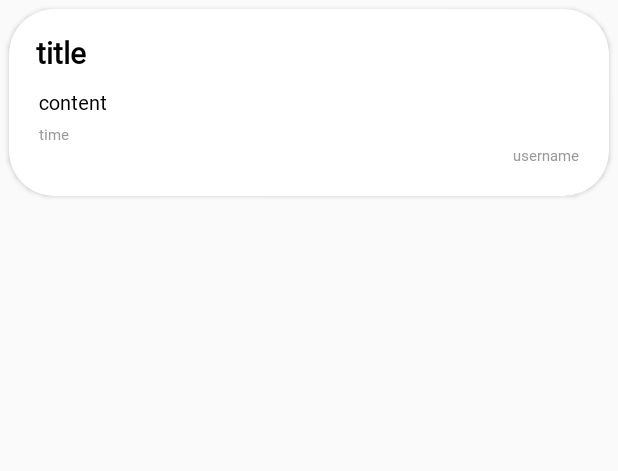
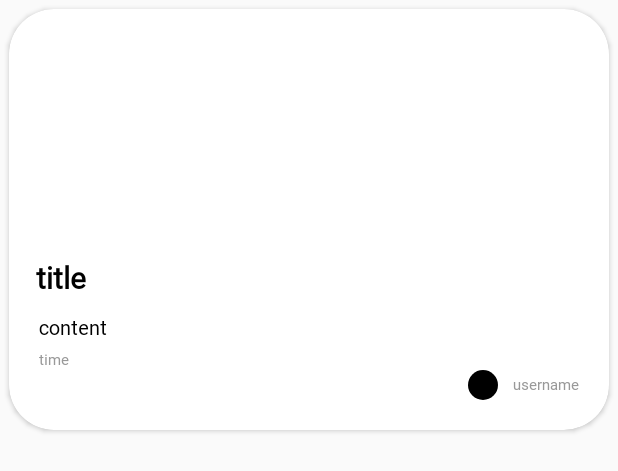
Before and after one commit to mju-teamproject-44/BlueLeaf, an Android app: the layout board_list_item.xml on its own in the app's theme, with its tools: preview values and no code run, on a phone screen of 412 x 824 dp. Shown: the top 471 px of the screen. Run offline under Robolectric (Android 15) with nearby library versions, the phone set to English and light mode, and no system bars.

Commit message:
DESIGN: 게시판 관련 디자인 추가 및 수정
- 게시글에 작성자 프로필 이미지 추가
- 댓글에 작성자 프로필 이미지 추가

```diff
--- a/app/src/main/java/com/example/blueleaf/utils/FBRef.kt
+++ b/app/src/main/java/com/example/blueleaf/utils/FBRef.kt
@@ -24,9 +24,6 @@ class FBRef {
 
         // borad 관련 주소
         val boardRef = database.getReference("board")
-        val boardInfoRef = database.getReference("board_information")
-        val boardShowRef = database.getReference("board_show")
-        val boardTransRef = database.getReference("board_transaction")
         val storageRef = Firebase.storage.reference
         val commentRef = database.getReference("comment")
     }
--- a/app/src/main/res/layout/board_list_item.xml
+++ b/app/src/main/res/layout/board_list_item.xml
@@ -8,8 +8,8 @@
     <androidx.cardview.widget.CardView
         android:layout_width="match_parent"
         android:layout_height="wrap_content"
-        app:cardCornerRadius="30dp"
-        android:layout_margin="6dp">
+        android:layout_margin="6dp"
+        app:cardCornerRadius="30dp">
 
         <LinearLayout
             android:id="@+id/itemView"
@@ -20,8 +20,9 @@
             <ImageView
                 android:id="@+id/imageArea"
                 android:layout_width="match_parent"
-                android:layout_height="wrap_content"
-                android:background="@android:color/transparent" />
+                android:layout_height="150dp"
+                android:background="@android:color/transparent"
+                android:scaleType="centerCrop" />
 
             <TextView
                 android:id="@+id/titleArea"
@@ -61,18 +62,29 @@
                 android:textColor="#999999"
                 android:textSize="10sp" />
 
-            <TextView
-                android:id="@+id/usernameArea"
+            <LinearLayout
                 android:layout_width="match_parent"
-                android:layout_height="wrap_content"
-                android:layout_marginLeft="100dp"
-                android:layout_marginRight="20dp"
+                android:layout_height="20dp"
                 android:layout_marginBottom="20dp"
-                android:fontFamily="@font/korail_round_gothic_light"
                 android:gravity="right"
-                android:text="username"
-                android:textColor="#999999"
-                android:textSize="10sp" />
+                android:orientation="horizontal">
+                <de.hdodenhof.circleimageview.CircleImageView
+                    android:id="@+id/profileImage"
+                    android:src="@color/black"
+                    android:layout_width="20dp"
+                    android:layout_height="20dp"
+                    android:layout_marginRight="10dp"/>
+                <TextView
+                    android:id="@+id/usernameArea"
+                    android:layout_width="wrap_content"
+                    android:layout_height="match_parent"
+                    android:layout_marginRight="20dp"
+                    android:fontFamily="@font/korail_round_gothic_light"
+                    android:gravity="center"
+                    android:text="username"
+                    android:textColor="#999999"
+                    android:textSize="10sp" />
+            </LinearLayout>
         </LinearLayout>
     </androidx.cardview.widget.CardView>
 
```
Also changed, not shown: app/src/main/java/com/example/blueleaf/board/BoardInsideActivity.kt (+20 -1 lines), app/src/main/java/com/example/blueleaf/board/BoardListLVAdapter.kt (+21 -1 lines), app/src/main/java/com/example/blueleaf/board/BoardSearchActivity.kt (+1 -11 lines), app/src/main/java/com/example/blueleaf/comment/CommentLVAdapter.kt (+26 -3 lines), app/src/main/res/layout/activity_board_inside.xml (+19 -5 lines), app/src/main/res/layout/activity_board_search.xml (+11 -15 lines), app/src/main/res/layout/comment_list_item.xml (+18 -7 lines), app/src/main/res/layout/fragment_board.xml (+11 -11 lines).
